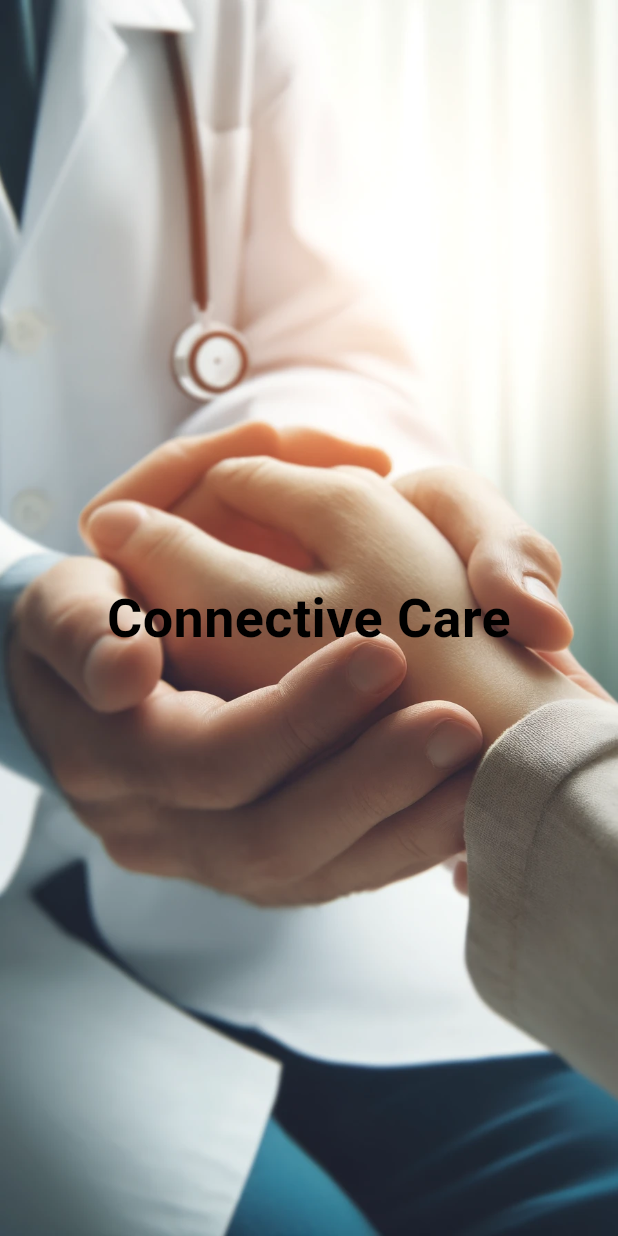
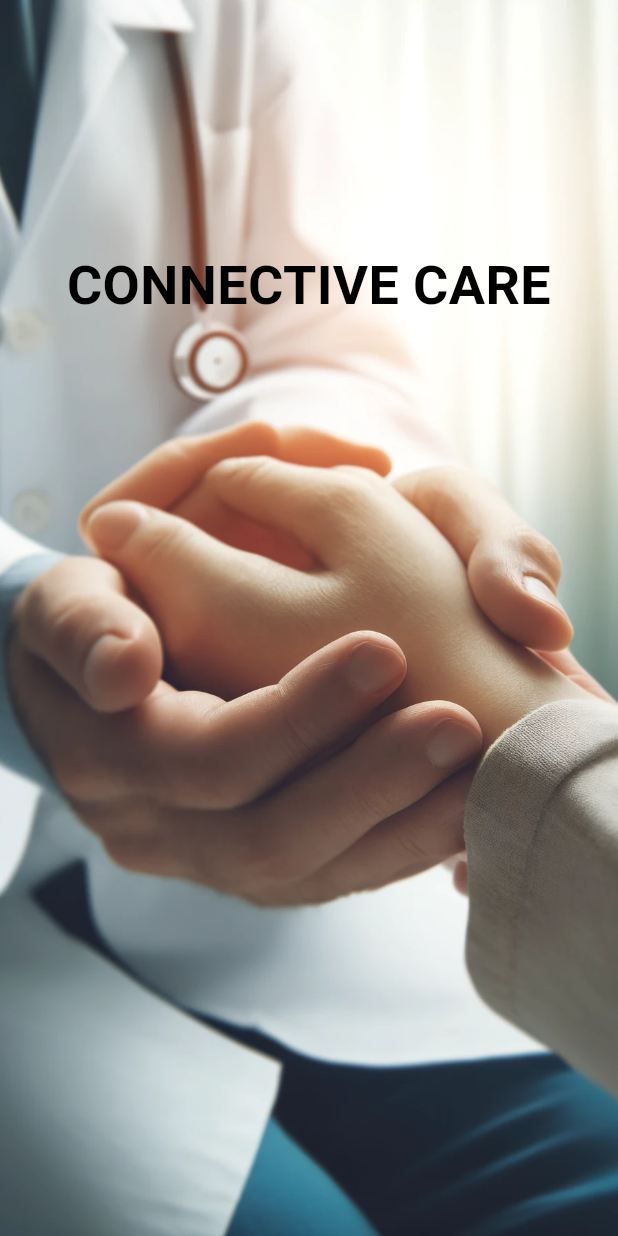
Before and after one commit to balayogigmcs/Connective-Care, a Flutter app: the screen it shows after launch, on a phone screen of 412 x 824 dp. Run offline on Flutter 3.47's test engine with Material 3 defaults, Android fonts, the phone set to English and light mode, and no system bars; our stand-ins replace animated_text_kit.

Commit message:
side transistion 1

```diff
--- a/lib/splash_screen.dart
+++ b/lib/splash_screen.dart
@@ -61,7 +61,7 @@ class _SplashScreenState extends State<SplashScreen> with TickerProviderStateMix
             child: _showWelcome
                 ? DefaultTextStyle(
                     style: const TextStyle(
-                      fontSize: 24.0,
+                      fontSize: 28.0,
                       fontWeight: FontWeight.bold,
                       color: Color.fromARGB(255, 0, 0, 0),
                     ),
@@ -78,11 +78,15 @@ class _SplashScreenState extends State<SplashScreen> with TickerProviderStateMix
                 : const SizedBox.shrink(),
           ),
           if (_showConnectiveCare)
-            SlideTransition(
+            Positioned(
+              top: MediaQuery.of(context).size.height / 5, // Adjust this value to place text between top and center
+              left: 0,
+              right: 0,
+              child: SlideTransition(
                 position: _offsetAnimation,
                 child: const Center(
                   child: Text(
-                  'Connective Care',
+                    'CONNECTIVE CARE',
                     textAlign: TextAlign.center,
                     style: TextStyle(
                       fontSize: 36.0,
@@ -92,6 +96,7 @@ class _SplashScreenState extends State<SplashScreen> with TickerProviderStateMix
                   ),
                 ),
               ),
+            ),
         ],
       ),
     );
```
Lines whose indentation alone changed are shown as unchanged.
